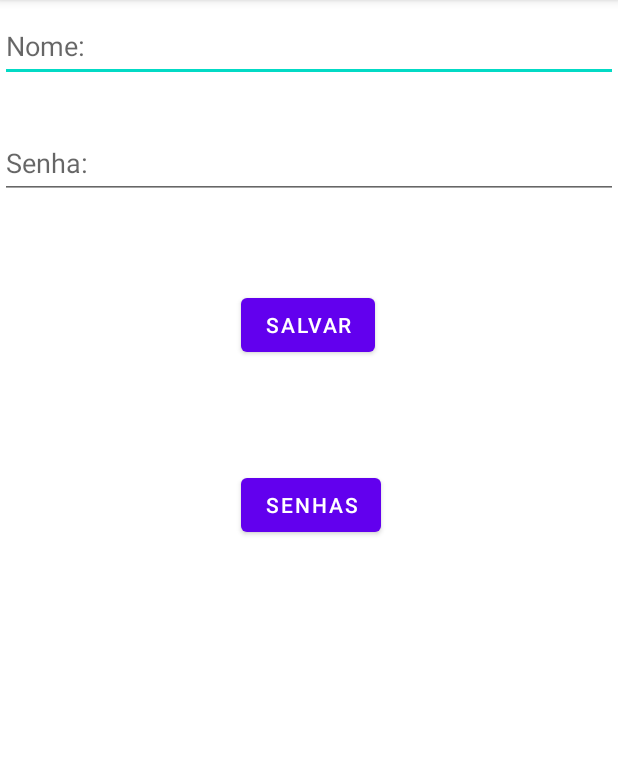
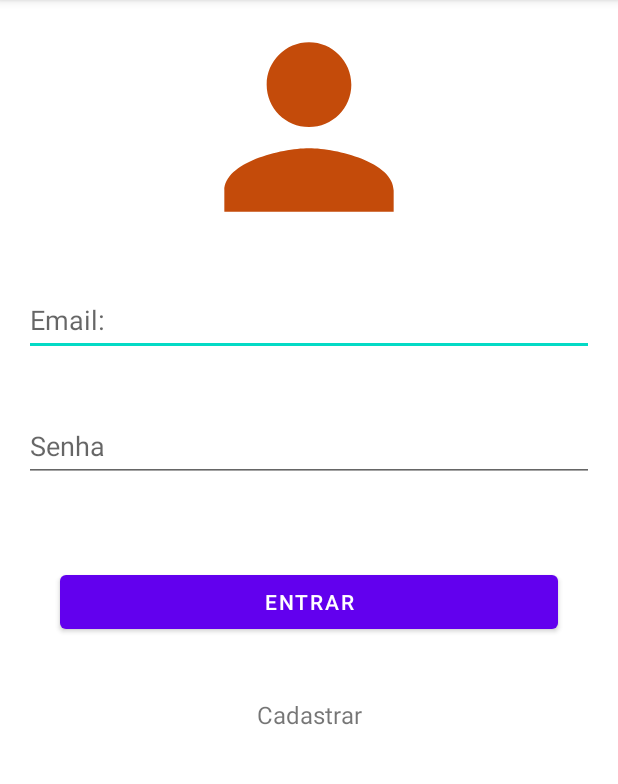
Before and after one commit to NashornT/Android_Firebase, an Android app: the screen it shows after launch (MainActivity before the commit, Login after it), on a phone screen of 412 x 824 dp, the part 84-868 px from its top. Run offline under Robolectric (Android 15) with nearby library versions, the phone set to English and light mode, and no system bars; our stand-ins replace Firebase (no records; nobody signed in at launch, a user with empty details on screens opened directly).

Commit message:
add firebase Auth

```diff
--- a/Password_Saver/app/build.gradle
+++ b/Password_Saver/app/build.gradle
@@ -40,6 +40,8 @@ dependencies {
     implementation 'androidx.constraintlayout:constraintlayout:2.1.4'
     implementation 'com.google.firebase:firebase-firestore-ktx:24.4.0'
     implementation 'com.google.firebase:firebase-database-ktx:20.1.0'
+    implementation 'com.google.firebase:firebase-auth-ktx:21.1.0'
+    implementation 'com.orhanobut:dialogplus:1.11@aar'
     testImplementation 'junit:junit:4.13.2'
     androidTestImplementation 'androidx.test.ext:junit:1.1.3'
     androidTestImplementation 'androidx.test.espresso:espresso-core:3.4.0'
--- /dev/null
+++ b/Password_Saver/app/src/main/java/com/example/password_saver/Auth/Login.kt
@@ -0,0 +1,61 @@
+package com.example.password_saver.Auth
+
+import android.content.Intent
+import androidx.appcompat.app.AppCompatActivity
+import android.os.Bundle
+import android.util.Log
+import android.widget.Button
+import android.widget.EditText
+import android.widget.TextView
+import android.widget.Toast
+import com.example.password_saver.MainActivity
+import com.example.password_saver.R
+import com.google.firebase.auth.FirebaseAuth
+import com.google.firebase.ktx.Firebase
+
+class Login : AppCompatActivity() {
+
+    private lateinit var firebaseAuth: FirebaseAuth
+
+    override fun onCreate(savedInstanceState: Bundle?) {
+        super.onCreate(savedInstanceState)
+        setContentView(R.layout.activity_login)
+
+        val btn = findViewById<Button>(R.id.btn_entrar)
+        val txt_cadastar = findViewById<TextView>(R.id.txt_btn_cadastar)
+
+
+        firebaseAuth = FirebaseAuth.getInstance()
+        txt_cadastar.setOnClickListener{
+            val intent = Intent(this,Cadastro::class.java)
+            startActivity(intent)
+        }
+
+        btn.setOnClickListener {
+
+            val email = findViewById<EditText>(R.id.txt_email).text.toString()
+            val senha = findViewById<EditText>(R.id.txt_senha).text.toString()
+            val path = email.split("@")[0]
+
+
+            if( email.isNotEmpty() && senha.isNotEmpty()){
+
+                    firebaseAuth.signInWithEmailAndPassword(email,senha).addOnSuccessListener {
+                        //Todo() pode dar erro aqui
+
+                        val intent = Intent(this, MainActivity::class.java )
+                        Log.d("value","$path")
+                        intent.putExtra("User","${path}")
+                        startActivity(intent)
+
+                    }
+
+            }else{
+                Toast.makeText(this,"Campos Vazios não são permitidos", Toast.LENGTH_SHORT).show()
+            }
+
+        }
+
+
+    }
+}
--- a/Password_Saver/app/src/main/java/com/example/password_saver/senhas.kt
+++ b/Password_Saver/app/src/main/java/com/example/password_saver/senhas.kt
@@ -34,7 +34,8 @@ class senhas : AppCompatActivity() {
     }
 
    private fun getUserData(){
-       dbref = FirebaseDatabase.getInstance().getReference("senhas")
+       val getUserpath = intent.getStringExtra("UserS")
+       dbref = FirebaseDatabase.getInstance().getReference("${getUserpath}")
 
        dbref.addValueEventListener(object :ValueEventListener{
            override fun onDataChange(snapshot: DataSnapshot) {
--- /dev/null
+++ b/Password_Saver/app/src/main/res/drawable/ic_baseline_person_24.xml
@@ -0,0 +1,5 @@
+<vector android:height="24dp" android:tint="#C44B0A"
+    android:viewportHeight="24" android:viewportWidth="24"
+    android:width="24dp" xmlns:android="http://schemas.android.com/apk/res/android">
+    <path android:fillColor="@android:color/white" android:pathData="M12,12c2.21,0 4,-1.79 4,-4s-1.79,-4 -4,-4 -4,1.79 -4,4 1.79,4 4,4zM12,14c-2.67,0 -8,1.34 -8,4v2h16v-2c0,-2.66 -5.33,-4 -8,-4z"/>
+</vector>
--- /dev/null
+++ b/Password_Saver/app/src/main/res/layout/activity_login.xml
@@ -0,0 +1,50 @@
+<?xml version="1.0" encoding="utf-8"?>
+<LinearLayout xmlns:android="http://schemas.android.com/apk/res/android"
+    xmlns:app="http://schemas.android.com/apk/res-auto"
+    xmlns:tools="http://schemas.android.com/tools"
+    android:layout_width="match_parent"
+    android:layout_height="match_parent"
+    android:orientation="vertical"
+    tools:context=".Auth.Login">
+
+    <ImageView
+        android:id="@+id/imageView"
+        android:layout_width="match_parent"
+        android:layout_height="169dp"
+        app:srcCompat="@drawable/ic_baseline_person_24" />
+
+    <EditText
+        android:id="@+id/txt_email"
+        android:layout_width="match_parent"
+        android:layout_height="wrap_content"
+        android:layout_marginVertical="20dp"
+        android:layout_marginLeft="16dp"
+        android:layout_marginRight="16dp"
+        android:inputType="textEmailAddress"
+        android:hint="Email:"
+        android:minHeight="48dp" />
+
+    <EditText
+        android:id="@+id/txt_senha"
+        android:layout_width="match_parent"
+        android:layout_height="wrap_content"
+        android:layout_margin="16dp"
+        android:hint="Senha"
+        android:minHeight="48dp" />
+
+    <Button
+        android:id="@+id/btn_entrar"
+        android:layout_width="match_parent"
+        android:layout_height="wrap_content"
+        android:layout_margin="40dp"
+        android:text="Entrar" />
+
+    <TextView
+        android:id="@+id/txt_btn_cadastar"
+        android:layout_width="match_parent"
+        android:layout_height="wrap_content"
+        android:textSize="16sp"
+        android:textAlignment="center"
+        android:text="Cadastrar" />
+
+</LinearLayout>
--- /dev/null
+++ b/Password_Saver/app/src/main/res/layout/update_pop.xml
@@ -0,0 +1,6 @@
+<?xml version="1.0" encoding="utf-8"?>
+<androidx.constraintlayout.widget.ConstraintLayout xmlns:android="http://schemas.android.com/apk/res/android"
+    android:layout_width="match_parent"
+    android:layout_height="match_parent">
+
+</androidx.constraintlayout.widget.ConstraintLayout>
```
Also changed, not shown: Password_Saver/app/src/main/AndroidManifest.xml (+9 -2 lines), Password_Saver/app/src/main/java/com/example/password_saver/Auth/Cadastro.kt (added, +55 -0 lines), Password_Saver/app/src/main/java/com/example/password_saver/MainActivity.kt (+14 -1 lines), Password_Saver/app/src/main/res/drawable/rounded.xml (added, +12 -0 lines), Password_Saver/app/src/main/res/layout/activity_cadastro.xml (added, +57 -0 lines), Password_Saver/app/src/main/res/layout/activity_main.xml (+15 -3 lines), Password_Saver/app/src/main/res/layout/model_senhas.xml (+28 -4 lines).
